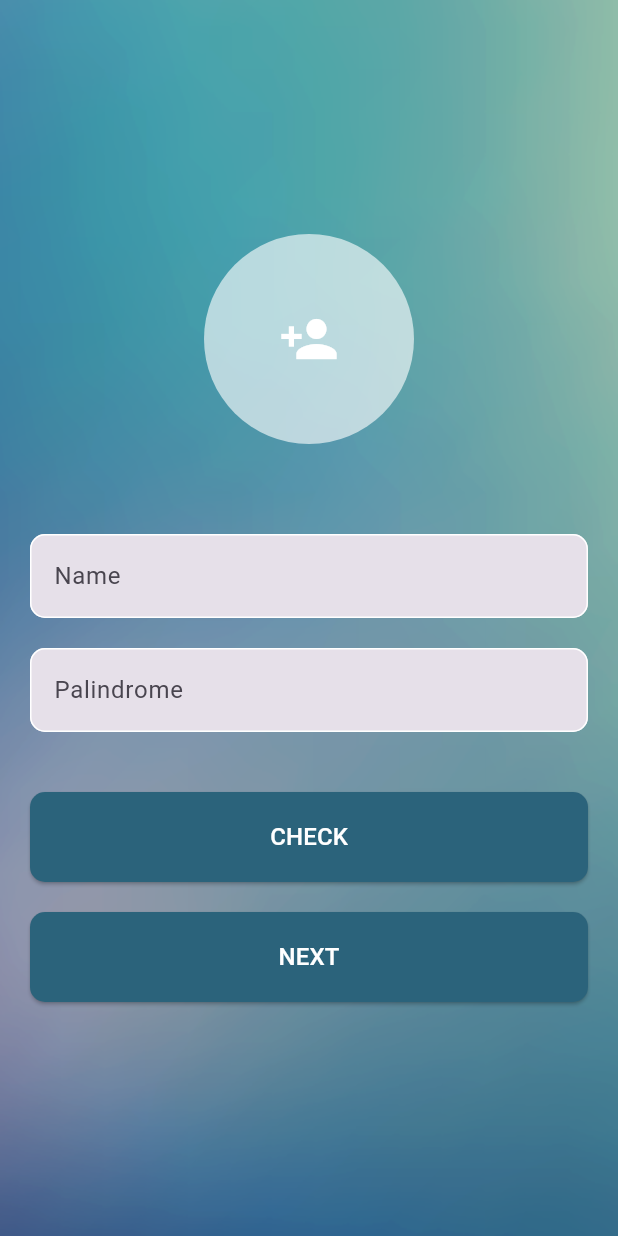
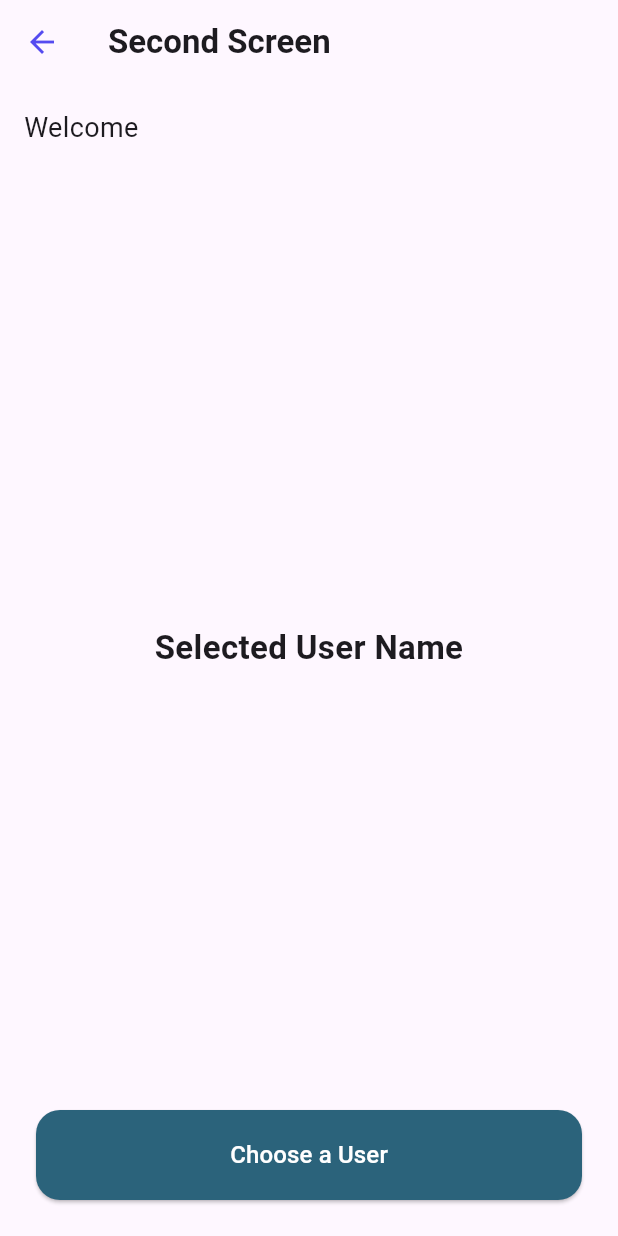
Before and after one commit to Ayash13/suitmedia_q1, a Flutter app: the screen it shows after launch, after a tap on "NEXT", on a phone screen of 412 x 824 dp. Run offline on Flutter 3.47's test engine with Material 3 defaults, Android fonts, the phone set to English and light mode, and no system bars; our stand-ins replace get.

Commit message:
make view and controller for second screen

```diff
--- a/lib/components/CustomButton.dart
+++ b/lib/components/CustomButton.dart
@@ -22,7 +22,7 @@ class CustomButton extends StatelessWidget {
         style: ElevatedButton.styleFrom(
           backgroundColor: backgroundColor,
           shape: RoundedRectangleBorder(
-            borderRadius: BorderRadius.circular(10),
+            borderRadius: BorderRadius.circular(16),
           ),
         ),
         onPressed: onPressed,
--- a/lib/controller/SecondScreenController.dart
+++ b/lib/controller/SecondScreenController.dart
@@ -0,0 +1,5 @@
+import 'package:get/get.dart';
+
+class SecondScreenController extends GetxController {
+  var selectedUserName = ''.obs;
+}
--- a/lib/views/FirstScreen.dart
+++ b/lib/views/FirstScreen.dart
@@ -3,6 +3,7 @@ import 'package:get/get.dart';
 
 import '../components/CustomButton.dart';
 import '../controller/FirstScreenController.dart';
+import 'SecondScreen.dart';
 
 class FirstScreen extends StatelessWidget {
   final FirstScreenController controller = Get.put(FirstScreenController());
@@ -119,7 +120,7 @@ class FirstScreen extends StatelessWidget {
               ),
               CustomButton(
                 text: 'NEXT',
-                onPressed: () {},
+                onPressed: () => Get.to(SecondScreen()),
               ),
             ],
           ),
--- a/lib/views/SecondScreen.dart
+++ b/lib/views/SecondScreen.dart
@@ -0,0 +1,77 @@
+import 'package:flutter/material.dart';
+import 'package:get/get.dart';
+import 'package:suitmedia_test/components/CustomButton.dart';
+
+import '../controller/FirstScreenController.dart';
+import '../controller/SecondScreenController.dart';
+
+class SecondScreen extends StatelessWidget {
+  final FirstScreenController firstScreenController = Get.find();
+  final SecondScreenController secondScreenController =
+      Get.put(SecondScreenController());
+
+  @override
+  Widget build(BuildContext context) {
+    return Scaffold(
+      appBar: AppBar(
+        iconTheme: IconThemeData(color: Color(0xff554bf0)),
+        title: Text(
+          'Second Screen',
+          style: TextStyle(
+            fontWeight: FontWeight.bold,
+          ),
+        ),
+      ),
+      body: SizedBox(
+        width: double.infinity,
+        height: double.infinity,
+        child: Padding(
+          padding: const EdgeInsets.all(16.0),
+          child: Column(
+            mainAxisAlignment: MainAxisAlignment.spaceBetween,
+            children: [
+              Row(
+                children: [
+                  Column(
+                    crossAxisAlignment: CrossAxisAlignment.start,
+                    children: [
+                      Text(
+                        'Welcome',
+                        style: TextStyle(
+                          fontSize: 18,
+                        ),
+                      ),
+                      Obx(
+                        () => Text(
+                          firstScreenController.name.value,
+                          style: TextStyle(
+                            fontSize: 24,
+                            fontWeight: FontWeight.bold,
+                          ),
+                        ),
+                      ),
+                    ],
+                  ),
+                ],
+              ),
+              Obx(
+                () => Text(
+                  'Selected User Name ${secondScreenController.selectedUserName.value}',
+                  style: TextStyle(
+                    fontSize: 22,
+                    fontWeight: FontWeight.bold,
+                  ),
+                  textAlign: TextAlign.center,
+                ),
+              ),
+              Padding(
+                padding: const EdgeInsets.all(8.0),
+                child: CustomButton(text: "Choose a User", onPressed: () {}),
+              )
+            ],
+          ),
+        ),
+      ),
+    );
+  }
+}
```
